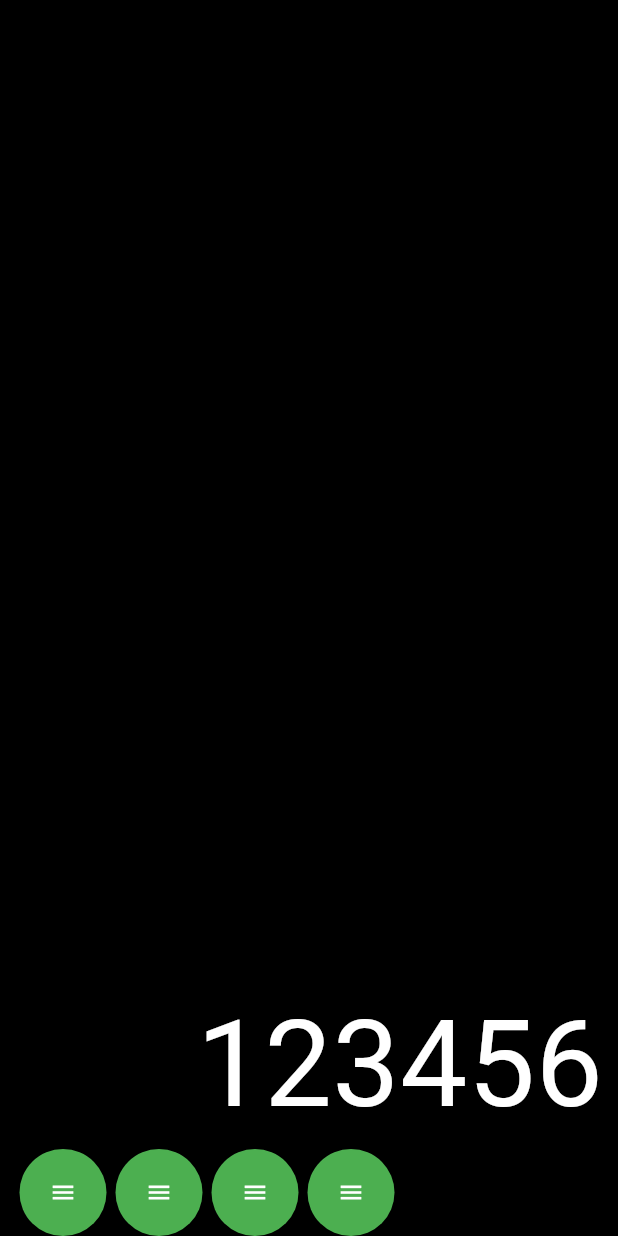
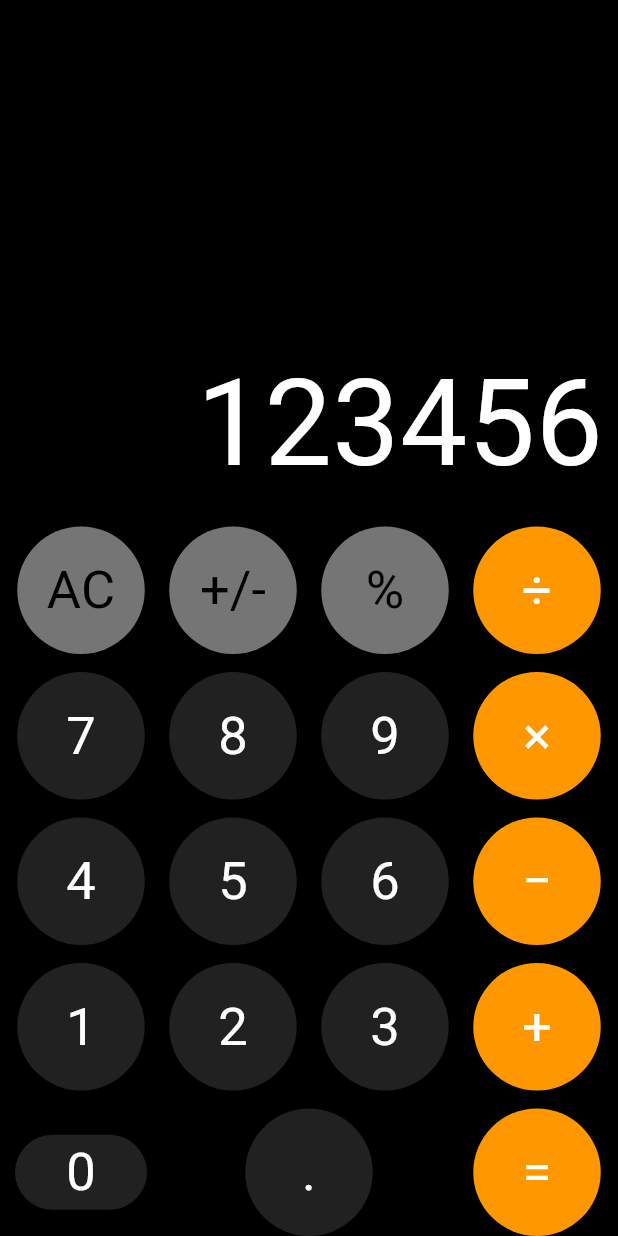
Before and after one commit to saakhani/flutter-ios-calculator, a Flutter app: the screen it shows after launch, on a phone screen of 412 x 824 dp. Run offline on Flutter 3.47's test engine with Material 3 defaults, Android fonts, the phone set to English and light mode, and no system bars.

Commit message:
Add buttons

```diff
--- /dev/null
+++ b/lib/button.dart
@@ -0,0 +1,33 @@
+import 'package:flutter/material.dart';
+
+class Button extends StatelessWidget {
+  final String text;
+  final Function onPressed;
+  final Color bgColor;
+  final Color textColor;
+
+  const Button(
+      {super.key,
+      required this.text,
+      required this.onPressed,
+      required this.bgColor,
+      required this.textColor});
+
+  @override
+  Widget build(BuildContext context) {
+    return MaterialButton(
+      shape: const CircleBorder(),
+      color: bgColor,
+      onPressed: () => onPressed(text),
+      child: Container(
+        height: 85,
+        alignment: Alignment.center,
+        child: Text(
+          text,
+          style: TextStyle(
+              fontSize: 35, color: textColor, fontWeight: FontWeight.normal),
+        ),
+      ),
+    );
+  }
+}
--- a/lib/main.dart
+++ b/lib/main.dart
@@ -1,4 +1,5 @@
 import 'package:flutter/material.dart';
+import './button.dart';
 
 void main() {
   runApp(const CalculatorApp());
@@ -30,7 +31,6 @@ class CalcHome extends StatefulWidget {
 }
 
 class _CalcHomeState extends State<CalcHome> {
-
   String output = "123456";
 
   @override
@@ -43,8 +43,8 @@ class _CalcHomeState extends State<CalcHome> {
     // than having to individually change instances of widgets.
     return Scaffold(
       backgroundColor: Colors.black,
-      body: SafeArea(child:
-      Padding(
+      body: SafeArea(
+        child: Padding(
           padding: const EdgeInsets.symmetric(horizontal: 10.0),
           child: Column(
             mainAxisAlignment: MainAxisAlignment.end,
@@ -57,50 +57,143 @@ class _CalcHomeState extends State<CalcHome> {
                   color: Colors.white,
                 ),
               ),
+              const SizedBox(height: 12), // SizedBox is a widget that creates a fixed space.
               Row(
+                mainAxisAlignment: MainAxisAlignment.spaceBetween,
                 children: [
-                ElevatedButton(
+                  Button(
+                      text: "AC",
                       onPressed: () {},
-                  style: ElevatedButton.styleFrom( // styling the button
-                    shape: CircleBorder(),
-                    padding: EdgeInsets.all(20),
-                    backgroundColor: Colors.green, // Button color
-                    foregroundColor: Colors.cyan, // Splash color
+                      bgColor: Colors.grey.shade600,
+                      textColor: Colors.black),
+                  Button(
+                      text: "+/-",
+                      onPressed: () {},
+                      bgColor: Colors.grey.shade600,
+                      textColor: Colors.black),
+                  Button(
+                      text: "%",
+                      onPressed: () {},
+                      bgColor: Colors.grey.shade600,
+                      textColor: Colors.black),
+                  Button(
+                      text: "÷",
+                      onPressed: () {},
+                      bgColor: Colors.orange,
+                      textColor: Colors.white),
+                ],
               ),
-                  child: Icon(Icons.menu, color: Colors.white), // icon of the button
+              const SizedBox(height: 12), // SizedBox is a widget that creates a fixed space.
+              Row(
+                mainAxisAlignment: MainAxisAlignment.spaceBetween,
+                children: [
+                  Button(
+                      text: "7",
+                      onPressed: () {},
+                      bgColor: Colors.grey.shade900,
+                      textColor: Colors.white),
+                  Button(
+                      text: "8",
+                      onPressed: () {},
+                      bgColor: Colors.grey.shade900,
+                      textColor: Colors.white),
+                  Button(
+                      text: "9",
+                      onPressed: () {},
+                      bgColor: Colors.grey.shade900,
+                      textColor: Colors.white),
+                  Button(
+                      text: "×",
+                      onPressed: () {},
+                      bgColor: Colors.orange,
+                      textColor: Colors.white),
+                ],
               ),
-                ElevatedButton(
+              const SizedBox(height: 12), // SizedBox is a widget that creates a fixed space.
+              Row(
+                mainAxisAlignment: MainAxisAlignment.spaceBetween,
+                children: [
+                  Button(
+                      text: "4",
                       onPressed: () {},
-                  style: ElevatedButton.styleFrom( // styling the button
-                    shape: CircleBorder(),
-                    padding: EdgeInsets.all(20),
-                    backgroundColor: Colors.green, // Button color
-                    foregroundColor: Colors.cyan, // Splash color
+                      bgColor: Colors.grey.shade900,
+                      textColor: Colors.white),
+                  Button(
+                      text: "5",
+                      onPressed: () {},
+                      bgColor: Colors.grey.shade900,
+                      textColor: Colors.white),
+                  Button(
+                      text: "6",
+                      onPressed: () {},
+                      bgColor: Colors.grey.shade900,
+                      textColor: Colors.white),
+                  Button(
+                      text: "−",
+                      onPressed: () {},
+                      bgColor: Colors.orange,
+                      textColor: Colors.white),
+                ],
               ),
-                  child: Icon(Icons.menu, color: Colors.white), // icon of the button
+              const SizedBox(height: 12), // SizedBox is a widget that creates a fixed space.
+              Row(
+                mainAxisAlignment: MainAxisAlignment.spaceBetween,
+                children: [
+                  Button(
+                      text: "1",
+                      onPressed: () {},
+                      bgColor: Colors.grey.shade900,
+                      textColor: Colors.white),
+                  Button(
+                      text: "2",
+                      onPressed: () {},
+                      bgColor: Colors.grey.shade900,
+                      textColor: Colors.white),
+                  Button(
+                      text: "3",
+                      onPressed: () {},
+                      bgColor: Colors.grey.shade900,
+                      textColor: Colors.white),
+                  Button(
+                      text: "+",
+                      onPressed: () {},
+                      bgColor: Colors.orange,
+                      textColor: Colors.white),
+                ],
               ),
-                ElevatedButton(
+              const SizedBox(height: 12), // SizedBox is a widget that creates a fixed space.
+              Row(
+                mainAxisAlignment: MainAxisAlignment.spaceBetween,
+                children: [
+                  MaterialButton(
+                    shape: const RoundedRectangleBorder(
+
+                      borderRadius: BorderRadius.all(
+                        Radius.circular(60),
+                      ),
+                    ),
+                    color: Colors.grey.shade900,
                     onPressed: () {},
-                  style: ElevatedButton.styleFrom( // styling the button
-                    shape: CircleBorder(),
-                    padding: EdgeInsets.all(20),
-                    backgroundColor: Colors.green, // Button color
-                    foregroundColor: Colors.cyan, // Splash color
+                    child: const Text(
+                      "0",
+                      style: TextStyle(
+                          fontSize: 35,
+                          color: Colors.white,
+                          fontWeight: FontWeight.normal),
                     ),
-                  child: Icon(Icons.menu, color: Colors.white), // icon of the button
                   ),
-                ElevatedButton(
+                  Button(
+                      text: ".",
                       onPressed: () {},
-                  style: ElevatedButton.styleFrom( // styling the button
-                    shape: CircleBorder(),
-                    padding: EdgeInsets.all(20),
-                    backgroundColor: Colors.green, // Button color
-                    foregroundColor: Colors.cyan, // Splash color
+                      bgColor: Colors.grey.shade900,
+                      textColor: Colors.white),
+                  Button(
+                      text: "=",
+                      onPressed: () {},
+                      bgColor: Colors.orange,
+                      textColor: Colors.white),
+                ],
               ),
-                  child: Icon(Icons.menu, color: Colors.white), // icon of the button
-                ),
-              ],
-            )
             ],
           ),
         ),
```
Lines whose indentation alone changed are shown as unchanged.
